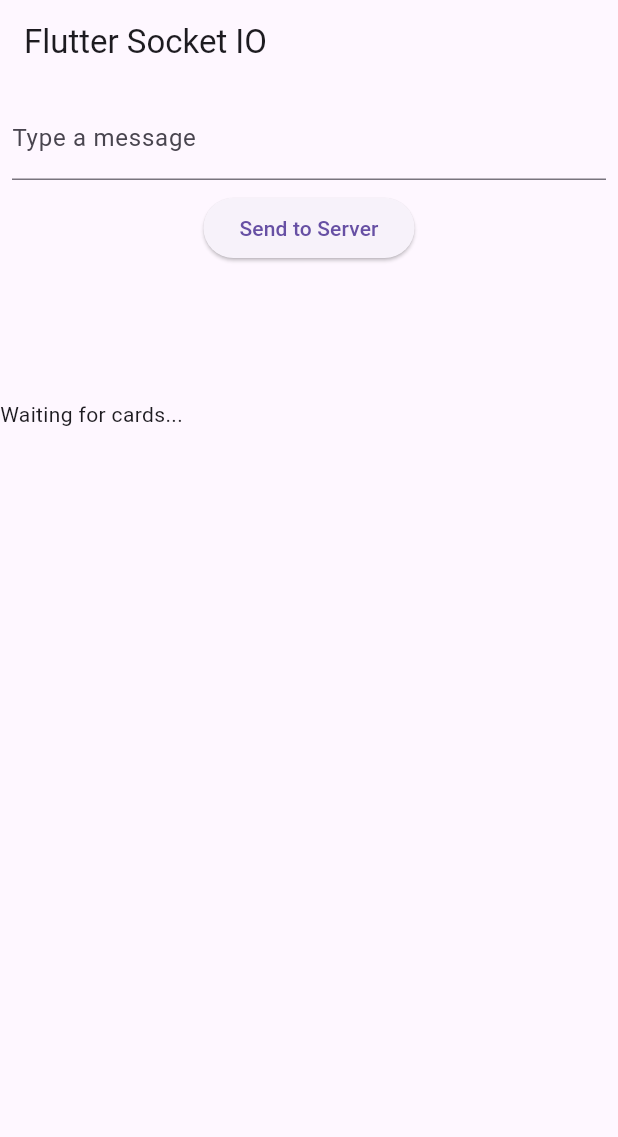
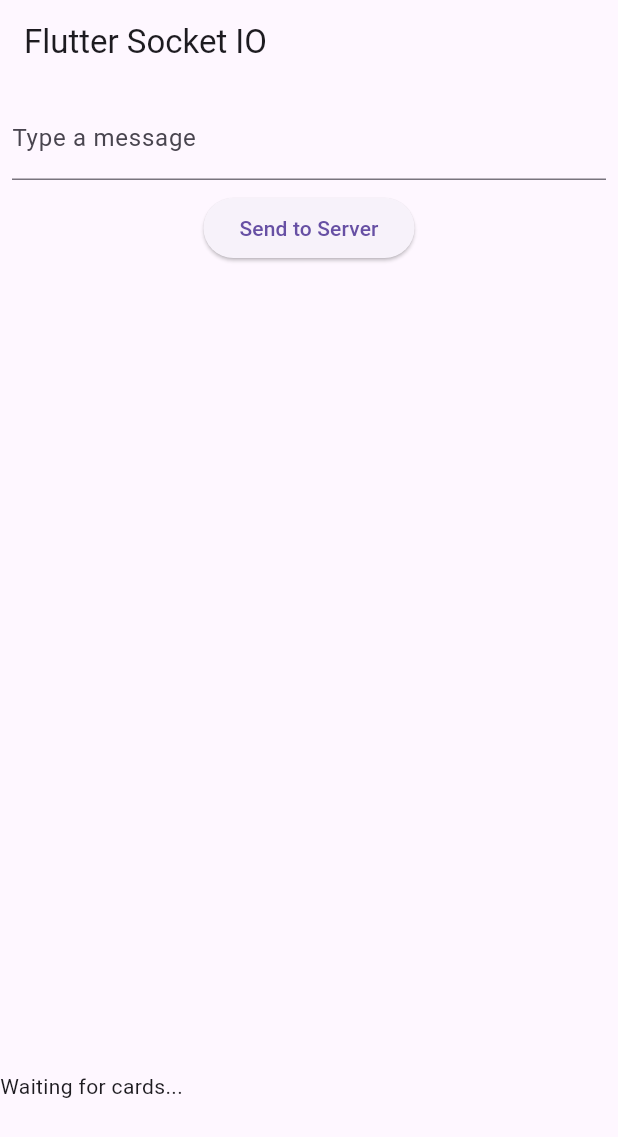
Before and after one commit to OlegVasilievCS/Tock, a Flutter app: the screen it shows after launch, on a phone screen of 412 x 824 dp. Shown: the top 1137 px of the screen. Run offline on Flutter 3.47's test engine with Material 3 defaults, Android fonts, the phone set to English and light mode, and no system bars; our stand-ins replace logger, socket_io_client; network calls fail.

Commit message:
Load card on the bottom

```diff
--- a/lib/screens/home_page.dart
+++ b/lib/screens/home_page.dart
@@ -17,9 +17,15 @@ class _HomePageState extends State<HomePage> {
   socket_io.Socket? socket;
   TextEditingController chatController = TextEditingController();
   List<String?> playerCards = [];
+  List<String?> playerBalls = [];
+
+  // To DO:
+
+  // Add field via Stack Widget
 
   Widget buildCard(int cardIndex){
-    return Expanded(child: GestureDetector(
+    return Expanded(
+      child: GestureDetector(
       onTap: () {
         print("Card ${cardIndex + 1} is played");
       },
@@ -104,6 +110,7 @@ class _HomePageState extends State<HomePage> {
               },
               child: const Text('Send to Server'),
             ),
+            const Spacer(),
             SizedBox(
               height: 200,
               child: Row(
```
